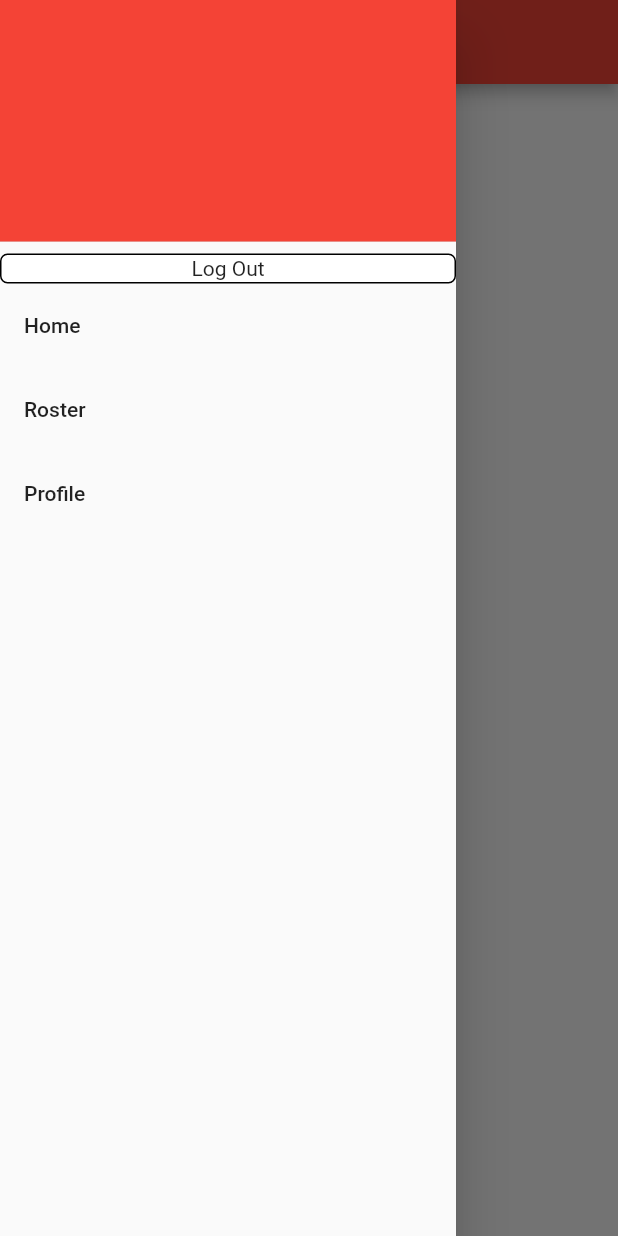
After one commit to BrendanHorst/flutter-project, a Flutter app: the PatientHome screen opened directly, with the side drawer open, on a phone screen of 412 x 824 dp. The commit adds this screen. Run offline on Flutter 3.47's test engine with Material 2 defaults, Android fonts, the phone set to English and light mode, and no system bars.

Commit message:
Added patientHome.dart with a drawer

```diff
--- a/lib/login.dart
+++ b/lib/login.dart
@@ -1,13 +1,15 @@
 import 'package:flutter/material.dart';
+import 'package:retirement_home_manager/main.dart';
+import 'patientHome.dart';
 
 void main() {
   runApp(
       MaterialApp(
-        home: MyApp(),
+        home: LogIn(),
       ));
 }
 
-class MyApp extends StatelessWidget {
+class LogIn extends StatelessWidget {
   @override
   Widget build(BuildContext context) {
     return Scaffold(
@@ -59,7 +61,10 @@ class MyApp extends StatelessWidget {
               ),
               GestureDetector(
                 onTap: () {
-                  print("test");
+                  Navigator.push(
+                    context,
+                    MaterialPageRoute(builder: (context) => PatientHome()),
+                  );
                 },
                 child: Container(
                   alignment: Alignment.center,
--- /dev/null
+++ b/lib/patientHome.dart
@@ -0,0 +1,62 @@
+import 'package:flutter/material.dart';
+import 'login.dart';
+
+void main() {
+  runApp(
+      MaterialApp(
+        home: PatientHome(),
+      ));
+}
+
+class PatientHome extends StatelessWidget {
+  @override
+  Widget build(BuildContext context) {
+    return Scaffold(
+      appBar: AppBar(
+        title: Text("Home"),
+        backgroundColor: Colors.red,
+      ),
+
+      drawer: Drawer(
+        child: ListView(
+          children: [
+            DrawerHeader(
+              decoration: BoxDecoration(
+                color: Colors.red,
+              ),
+            ),
+            GestureDetector(
+              onTap: () {
+                Navigator.push(
+                  context,
+                  MaterialPageRoute(builder: (context) => LogIn()),
+                );
+              },
+              child: Container(
+                alignment: Alignment.center,
+                height: 20,
+                width: 60,
+                decoration: BoxDecoration(
+                  color: Colors.white,
+                  border: Border.all(color: Colors.black),
+                  borderRadius: BorderRadius.circular(5),
+                ),
+                child: Text("Log Out"),
+              )
+            ),
+            ListTile(
+              title: Text("Home"),
+            ),
+            ListTile(
+              title: Text("Roster"),
+            ),
+            ListTile(
+              title: Text("Profile"),
+            )
+
+          ],
+        )
+      ),
+    );
+  }
+}
```
